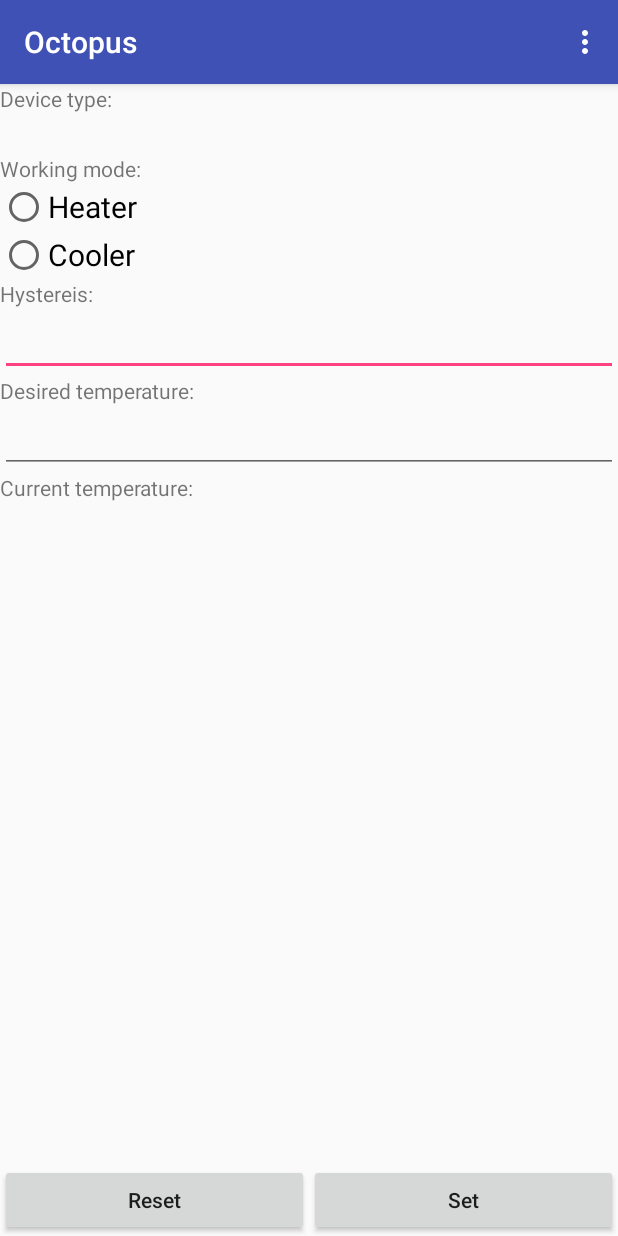
After one commit to shajen/octopus, an Android app: the ThermostatActivity screen opened directly, with no data from a screen before it, on a phone screen of 412 x 824 dp. The commit adds this screen. Run offline under Robolectric (Android 15) with nearby library versions, the phone set to English and light mode, and no system bars.

Commit message:
Added Thermostat.

```diff
--- a/app/src/main/java/pl/shajen/octopus/activities/SearchDevicesActivity.java
+++ b/app/src/main/java/pl/shajen/octopus/activities/SearchDevicesActivity.java
@@ -115,6 +115,8 @@ public class SearchDevicesActivity extends AppCompatActivity implements ScanTask
                     startActivity(RemoteSocketActivity.class, item);
                 } else if (item.controller().equals("Remote Socket")) {
                     startActivity(RemoteSocketActivity.class, item);
+                } else if (item.controller().equals("Thermostat")) {
+                    startActivity(ThermostatActivity.class, item);
                 }
             }
         });
--- /dev/null
+++ b/app/src/main/res/layout/activity_thermostat.xml
@@ -0,0 +1,132 @@
+<?xml version="1.0" encoding="utf-8"?>
+<RelativeLayout xmlns:android="http://schemas.android.com/apk/res/android"
+    android:id="@+id/activity_main"
+    android:layout_width="match_parent"
+    android:layout_height="match_parent"
+    android:orientation="vertical">
+
+    <LinearLayout
+        android:layout_width="match_parent"
+        android:layout_height="match_parent"
+        android:orientation="vertical">
+
+        <TextView
+            android:id="@+id/textView4"
+            android:layout_width="match_parent"
+            android:layout_height="wrap_content"
+            android:text="@string/DEVICE_TYPE_LABEL" />
+
+        <LinearLayout
+            android:layout_width="match_parent"
+            android:layout_height="wrap_content"
+            android:orientation="horizontal">
+
+            <TextView
+                android:id="@+id/deviceTeypeTextView"
+                android:layout_width="match_parent"
+                android:layout_height="wrap_content"
+                android:layout_weight="1"
+                android:text=""
+                android:textSize="20sp" />
+        </LinearLayout>
+
+        <TextView
+            android:id="@+id/textView5"
+            android:layout_width="match_parent"
+            android:layout_height="wrap_content"
+            android:text="@string/THERMOSTAT_MODE" />
+
+        <LinearLayout
+            android:layout_width="match_parent"
+            android:layout_height="wrap_content"
+            android:orientation="horizontal">
+
+            <RadioGroup
+                android:layout_width="match_parent"
+                android:layout_height="match_parent"
+                android:layout_weight="1">
+
+                <RadioButton
+                    android:id="@+id/heaterRadioButton"
+                    android:layout_width="wrap_content"
+                    android:layout_height="wrap_content"
+                    android:layout_weight="1"
+                    android:text="@string/HEATER"
+                    android:textSize="20sp" />
+
+                <RadioButton
+                    android:id="@+id/coolerRadioButton"
+                    android:layout_width="wrap_content"
+                    android:layout_height="wrap_content"
+                    android:layout_weight="1"
+                    android:text="@string/COOLER"
+                    android:textSize="20sp" />
+            </RadioGroup>
+
+        </LinearLayout>
+
+        <TextView
+            android:id="@+id/textView7"
+            android:layout_width="match_parent"
+            android:layout_height="wrap_content"
+            android:text="@string/HYSTERESIS" />
+
+        <EditText
+            android:id="@+id/hysteresisEditText"
+            android:layout_width="match_parent"
+            android:layout_height="wrap_content"
+            android:ems="10"
+            android:inputType="numberDecimal" />
+
+        <TextView
+            android:id="@+id/textView8"
+            android:layout_width="match_parent"
+            android:layout_height="wrap_content"
+            android:text="@string/DESIRED_TEMPERATURE" />
+
+        <EditText
+            android:id="@+id/desiredTemperatureEditText"
+            android:layout_width="match_parent"
+            android:layout_height="wrap_content"
+            android:ems="10"
+            android:inputType="numberDecimal" />
+
+        <TextView
+            android:id="@+id/textView9"
+            android:layout_width="match_parent"
+            android:layout_height="wrap_content"
+            android:text="@string/CURRENT_TEMPERATURE" />
+
+        <TextView
+            android:id="@+id/currentTemperatureTextView"
+            android:layout_width="match_parent"
+            android:layout_height="wrap_content"
+            android:layout_weight="1"
+            android:text=""
+            android:textSize="20sp" />
+
+    </LinearLayout>
+
+    <LinearLayout
+        android:layout_width="match_parent"
+        android:layout_height="wrap_content"
+        android:layout_alignParentBottom="true"
+        android:orientation="horizontal">
+
+        <Button
+            android:id="@+id/resetButton"
+            android:layout_width="match_parent"
+            android:layout_height="wrap_content"
+            android:layout_weight="1"
+            android:text="@string/RESET"
+            android:textAllCaps="false" />
+
+        <Button
+            android:id="@+id/setButton"
+            android:layout_width="match_parent"
+            android:layout_height="wrap_content"
+            android:layout_weight="1"
+            android:text="@string/SET"
+            android:textAllCaps="false" />
+    </LinearLayout>
+</RelativeLayout>
--- a/app/src/main/res/values/strings.xml
+++ b/app/src/main/res/values/strings.xml
@@ -31,4 +31,10 @@
     <string name="AUTHOR_TITLE">License</string>
     <string name="AUTHOR">The application is based on the GPL v3 license. Sources can be found on the page <a href="https://github.com/shajen/octopus">https://github.com/shajen/octopus</a>.</string>
     <string name="NOT_FOUND_ANY_INTERFACE">No WiFi or VPN connection. Please check your network connection.</string>
+    <string name="THERMOSTAT_MODE">Working mode:</string>
+    <string name="HYSTERESIS">Hystereis:</string>
+    <string name="DESIRED_TEMPERATURE">Desired temperature:</string>
+    <string name="CURRENT_TEMPERATURE">Current temperature:</string>
+    <string name="HEATER">Heater</string>
+    <string name="COOLER">Cooler</string>
 </resources>
--- a/build.gradle
+++ b/build.gradle
@@ -7,7 +7,7 @@ buildscript {
         jcenter()
     }
     dependencies {
-        classpath 'com.android.tools.build:gradle:3.1.4'
+        classpath 'com.android.tools.build:gradle:3.2.1'
 
 
         // NOTE: Do not place your application dependencies here; they belong
```
Also changed, not shown: app/src/main/AndroidManifest.xml (+8 -0 lines), app/src/main/java/pl/shajen/octopus/activities/ThermostatActivity.java (added, +147 -0 lines), gradle/wrapper/gradle-wrapper.properties, 1 other file.
